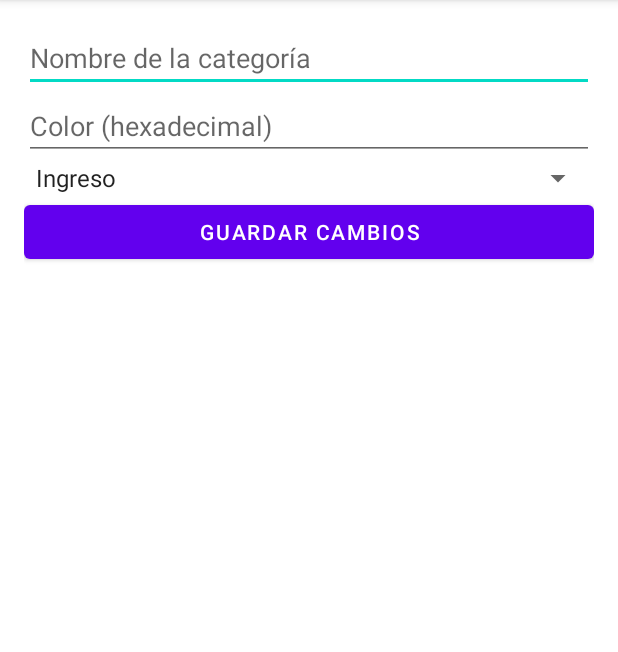
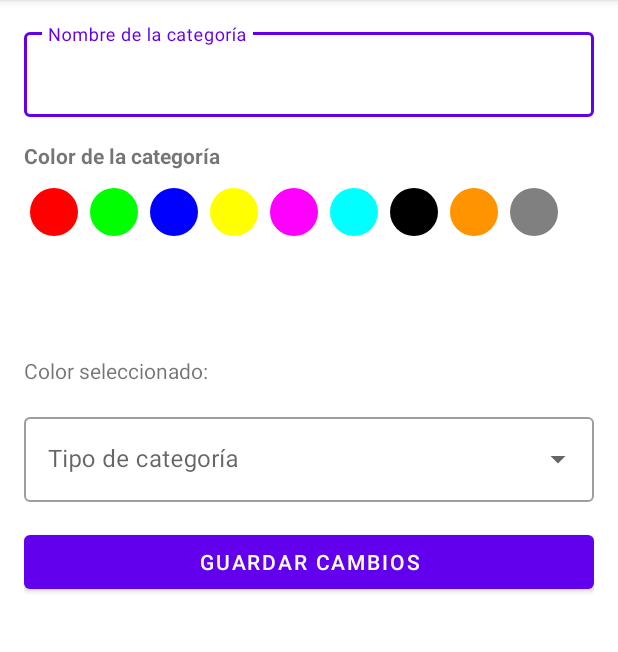
Before and after one commit to spoleschi/GestionGastos, an Android app: the CategoryEditActivity screen opened directly, with no data from a screen before it, on a phone screen of 412 x 824 dp, the part 84-736 px from its top. Run offline under Robolectric (Android 15) with nearby library versions, the phone set to English and light mode, and no system bars.

Commit message:
Agrego color picker a CategoryEditActivity

```diff
--- a/app/src/main/java/com/example/myapplication4/CategoryEditActivity.kt
+++ b/app/src/main/java/com/example/myapplication4/CategoryEditActivity.kt
@@ -7,9 +7,55 @@ import androidx.core.view.ViewCompat
 import androidx.core.view.WindowInsetsCompat
 import com.example.myapplication4.databinding.ActivityCategoryEditBinding
 
+import android.widget.ArrayAdapter
+import androidx.recyclerview.widget.LinearLayoutManager
+import com.example.myapplication4.R
+import com.example.myapplication4.adapters.ColorPickerAdapter
+
+
+//class CategoryEditActivity : AppCompatActivity() {
+//
+//    private lateinit var binding: ActivityCategoryEditBinding
+//
+//    override fun onCreate(savedInstanceState: Bundle?) {
+//        super.onCreate(savedInstanceState)
+//        binding = ActivityCategoryEditBinding.inflate(layoutInflater)
+//        setContentView(binding.root)
+//
+//        // Recuperar los datos de la categoría
+//        val categoryId = intent.getStringExtra("CATEGORY_ID") ?: ""
+//        val categoryName = intent.getStringExtra("CATEGORY_NAME") ?: ""
+//        val categoryColor = intent.getStringExtra("CATEGORY_COLOR") ?: ""
+//        val categoryType = intent.getStringExtra("CATEGORY_TYPE") ?: ""
+//
+//        // Configurar la UI con los datos de la categoría
+//        binding.etCategoryName.setText(categoryName)
+//        binding.etCategoryColor.setText(categoryColor)
+//        binding.spinnerCategoryType.setSelection(if (categoryType == "Gasto") 0 else 1)
+//
+//        // Configurar el botón de guardar
+//        binding.btnSaveCategory.setOnClickListener {
+////            saveCategory(categoryId)
+//        }
+//    }
+//
+//    private fun saveCategory(categoryId: String) {
+//        val name = binding.etCategoryName.text.toString()
+//        val color = binding.etCategoryColor.text.toString()
+//        val type = if (binding.spinnerCategoryType.selectedItemPosition == 0) "Gasto" else "Ingreso"
+//
+//        // Aquí implementarías la lógica para guardar los cambios
+//        // Por ejemplo, actualizar en una base de datos o enviar a un servidor
+//
+//        // Después de guardar, cierra la actividad
+//        finish()
+//    }
+//}
+
 class CategoryEditActivity : AppCompatActivity() {
 
     private lateinit var binding: ActivityCategoryEditBinding
+    private val colors = listOf("#FF0000", "#00FF00", "#0000FF", "#FFFF00", "#FF00FF", "#00FFFF", "#000000", "#FF9300", "#808080")
 
     override fun onCreate(savedInstanceState: Bundle?) {
         super.onCreate(savedInstanceState)
@@ -24,21 +70,32 @@ class CategoryEditActivity : AppCompatActivity() {
 
         // Configurar la UI con los datos de la categoría
         binding.etCategoryName.setText(categoryName)
-        binding.etCategoryColor.setText(categoryColor)
-        binding.spinnerCategoryType.setSelection(if (categoryType == "Gasto") 0 else 1)
+        binding.tvSelectedColor.text = "Color seleccionado: $categoryColor"
+
+        // Configurar el RecyclerView para la selección de colores
+        binding.rvColorPicker.layoutManager = LinearLayoutManager(this, LinearLayoutManager.HORIZONTAL, false)
+        binding.rvColorPicker.adapter = ColorPickerAdapter(colors) { color ->
+            binding.tvSelectedColor.text = "Color seleccionado: $color"
+        }
+
+        // Configurar el spinner para el tipo de categoría
+        val categoryTypes = arrayOf("Gasto", "Ingreso")
+        val adapter = ArrayAdapter(this, android.R.layout.simple_dropdown_item_1line, categoryTypes)
+        binding.spinnerCategoryType.setAdapter(adapter)
+        binding.spinnerCategoryType.setText(categoryType, false)
 
         // Configurar el botón de guardar
         binding.btnSaveCategory.setOnClickListener {
-//            saveCategory(categoryId)
+            saveCategory(categoryId)
         }
     }
 
     private fun saveCategory(categoryId: String) {
         val name = binding.etCategoryName.text.toString()
-        val color = binding.etCategoryColor.text.toString()
-        val type = if (binding.spinnerCategoryType.selectedItemPosition == 0) "Gasto" else "Ingreso"
+        val color = binding.tvSelectedColor.text.toString().substringAfter(": ")
+        val type = binding.spinnerCategoryType.text.toString()
 
-        // Aquí implementarías la lógica para guardar los cambios
+        // Acá implementar la lógica para guardar los cambios
         // Por ejemplo, actualizar en una base de datos o enviar a un servidor
 
         // Después de guardar, cierra la actividad
--- /dev/null
+++ b/app/src/main/java/com/example/myapplication4/adapters/ColorPickerAdapter.kt
@@ -0,0 +1,42 @@
+package com.example.myapplication4.adapters
+
+import android.graphics.Color
+import android.graphics.drawable.GradientDrawable
+import android.view.LayoutInflater
+import android.view.View
+import android.view.ViewGroup
+import androidx.core.content.ContextCompat
+import androidx.recyclerview.widget.RecyclerView
+import com.example.myapplication4.R
+
+class ColorPickerAdapter(
+    private val colors: List<String>,
+    private val onColorSelected: (String) -> Unit
+) : RecyclerView.Adapter<ColorPickerAdapter.ColorViewHolder>() {
+
+    class ColorViewHolder(view: View) : RecyclerView.ViewHolder(view) {
+        private val colorView: View = view.findViewById(R.id.viewColor)
+
+        fun bind(color: String, onColorSelected: (String) -> Unit) {
+//            colorView.setBackgroundColor(Color.parseColor(color))
+//            itemView.setOnClickListener { onColorSelected(color) }
+            //Modifico porque los colorPickers se veían cuadrados. Creo un crawable para cada color...
+            val drawable = ContextCompat.getDrawable(itemView.context, R.drawable.circle_shape) as GradientDrawable
+            drawable.setColor(Color.parseColor(color))
+            colorView.background = drawable
+            itemView.setOnClickListener { onColorSelected(color) }
+        }
+    }
+
+    override fun onCreateViewHolder(parent: ViewGroup, viewType: Int): ColorViewHolder {
+        val view = LayoutInflater.from(parent.context)
+            .inflate(R.layout.item_color, parent, false)
+        return ColorViewHolder(view)
+    }
+
+    override fun onBindViewHolder(holder: ColorViewHolder, position: Int) {
+        holder.bind(colors[position], onColorSelected)
+    }
+
+    override fun getItemCount() = colors.size
+}
--- /dev/null
+++ b/app/src/main/res/drawable/circle_shape.xml
@@ -0,0 +1,8 @@
+<?xml version="1.0" encoding="utf-8"?>
+<shape xmlns:android="http://schemas.android.com/apk/res/android"
+    android:shape="oval">
+    <solid android:color="#000000" />
+    <size
+        android:width="40dp"
+        android:height="40dp" />
+</shape>
--- a/app/src/main/res/layout/activity_category_edit.xml
+++ b/app/src/main/res/layout/activity_category_edit.xml
@@ -1,27 +1,59 @@
 <?xml version="1.0" encoding="utf-8"?>
 <LinearLayout xmlns:android="http://schemas.android.com/apk/res/android"
+    xmlns:app="http://schemas.android.com/apk/res-auto"
     android:layout_width="match_parent"
     android:layout_height="match_parent"
     android:orientation="vertical"
     android:padding="16dp">
 
-    <EditText
-        android:id="@+id/etCategoryName"
+    <com.google.android.material.textfield.TextInputLayout
         android:layout_width="match_parent"
         android:layout_height="wrap_content"
-        android:hint="Nombre de la categoría" />
+        android:layout_marginBottom="16dp"
+        style="@style/Widget.MaterialComponents.TextInputLayout.OutlinedBox">
 
-    <EditText
-        android:id="@+id/etCategoryColor"
+        <com.google.android.material.textfield.TextInputEditText
+            android:id="@+id/etCategoryName"
+            android:layout_width="match_parent"
+            android:layout_height="wrap_content"
+            android:hint="Nombre de la categoría" />
+
+    </com.google.android.material.textfield.TextInputLayout>
+
+    <TextView
+        android:layout_width="wrap_content"
+        android:layout_height="wrap_content"
+        android:text="Color de la categoría"
+        android:textStyle="bold"
+        android:layout_marginBottom="8dp"/>
+
+    <androidx.recyclerview.widget.RecyclerView
+        android:id="@+id/rvColorPicker"
+        android:layout_width="match_parent"
+        android:layout_height="100dp"
+        android:layout_marginBottom="16dp"/>
+
+    <TextView
+        android:id="@+id/tvSelectedColor"
+        android:layout_width="wrap_content"
+        android:layout_height="wrap_content"
+        android:text="Color seleccionado: #000000"
+        android:layout_marginBottom="16dp"/>
+
+    <com.google.android.material.textfield.TextInputLayout
         android:layout_width="match_parent"
         android:layout_height="wrap_content"
-        android:hint="Color (hexadecimal)" />
+        android:layout_marginBottom="16dp"
+        style="@style/Widget.MaterialComponents.TextInputLayout.OutlinedBox.ExposedDropdownMenu">
 
-    <Spinner
-        android:id="@+id/spinnerCategoryType"
-        android:layout_width="match_parent"
-        android:layout_height="wrap_content"
-        android:entries="@array/category_types" />
+        <AutoCompleteTextView
+            android:id="@+id/spinnerCategoryType"
+            android:layout_width="match_parent"
+            android:layout_height="wrap_content"
+            android:inputType="none"
+            android:hint="Tipo de categoría"/>
+
+    </com.google.android.material.textfield.TextInputLayout>
 
     <Button
         android:id="@+id/btnSaveCategory"
--- /dev/null
+++ b/app/src/main/res/layout/activity_category_edit_old.xml
@@ -0,0 +1,32 @@
+<?xml version="1.0" encoding="utf-8"?>
+<LinearLayout xmlns:android="http://schemas.android.com/apk/res/android"
+    android:layout_width="match_parent"
+    android:layout_height="match_parent"
+    android:orientation="vertical"
+    android:padding="16dp">
+
+    <EditText
+        android:id="@+id/etCategoryName"
+        android:layout_width="match_parent"
+        android:layout_height="wrap_content"
+        android:hint="Nombre de la categoría" />
+
+    <EditText
+        android:id="@+id/etCategoryColor"
+        android:layout_width="match_parent"
+        android:layout_height="wrap_content"
+        android:hint="Color (hexadecimal)" />
+
+    <Spinner
+        android:id="@+id/spinnerCategoryType"
+        android:layout_width="match_parent"
+        android:layout_height="wrap_content"
+        android:entries="@array/category_types" />
+
+    <Button
+        android:id="@+id/btnSaveCategory"
+        android:layout_width="match_parent"
+        android:layout_height="wrap_content"
+        android:text="Guardar cambios" />
+
+</LinearLayout>
--- /dev/null
+++ b/app/src/main/res/layout/item_color.xml
@@ -0,0 +1,13 @@
+<?xml version="1.0" encoding="utf-8"?>
+<FrameLayout xmlns:android="http://schemas.android.com/apk/res/android"
+    android:layout_width="wrap_content"
+    android:layout_height="wrap_content"
+    android:padding="4dp">
+
+    <View
+        android:id="@+id/viewColor"
+        android:layout_width="32dp"
+        android:layout_height="32dp"
+        android:background="@drawable/circle_shape" />
+
+</FrameLayout>
```
